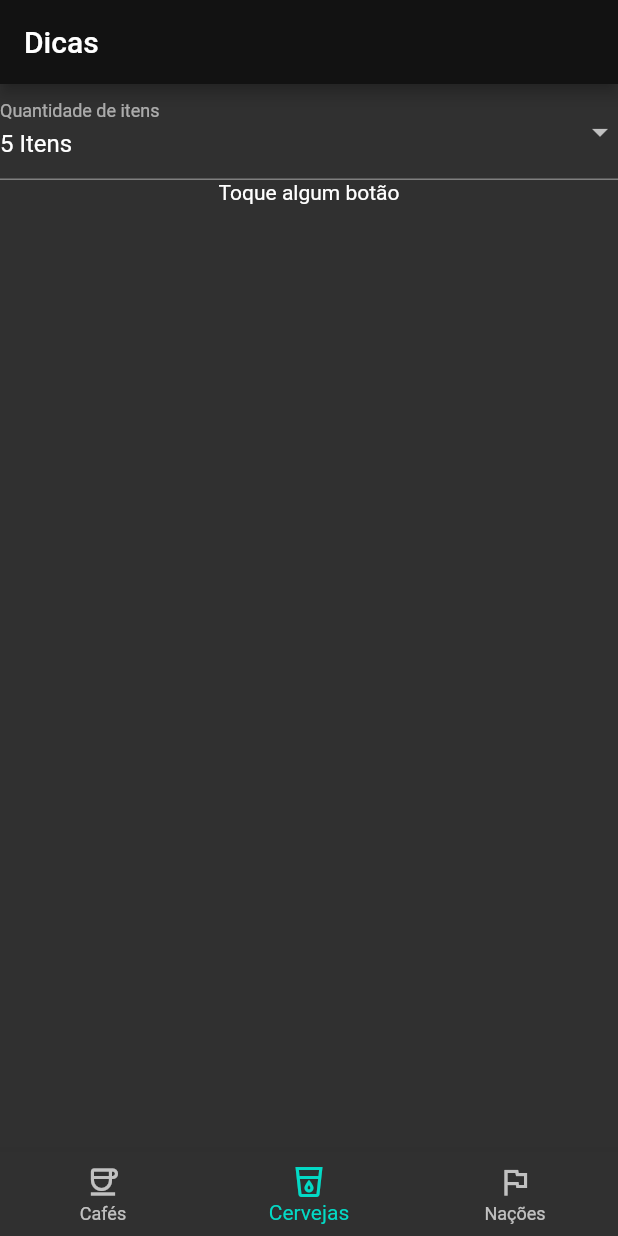
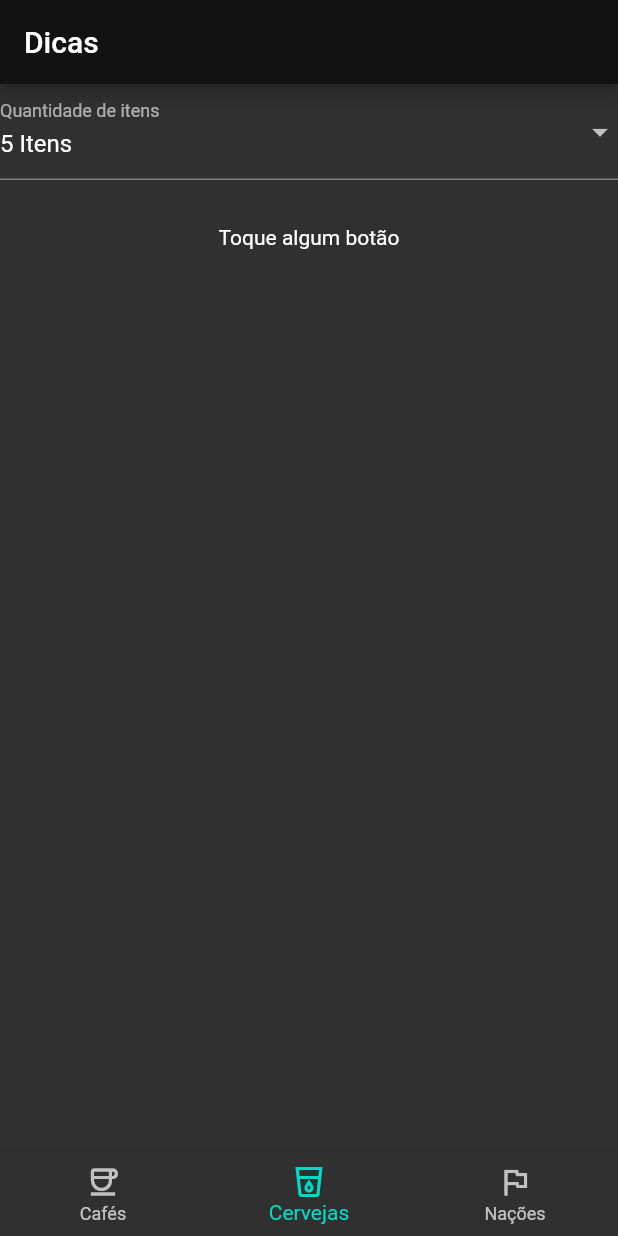
Before and after one commit to VictorRyan3612/POO_Orientada-a-objetos, a Flutter app: the screen it shows after launch, on a phone screen of 412 x 824 dp. Run offline on Flutter 3.47's test engine with Material 2 defaults, Android fonts, the phone set to English and light mode, and no system bars; our stand-ins replace flutter_hooks.

Commit message:
Receita 8 part 2.3

```diff
--- a/un2_receita8/lib/main.dart
+++ b/un2_receita8/lib/main.dart
@@ -49,9 +49,15 @@ class MyApp extends StatelessWidget {
                     builder: (_, value, __) {
                       switch (value['status']){
                           case TableStatus.idle:
-                            return Text("Toque algum botão");
+                            return Padding (
+                                padding: EdgeInsets.all(30.0),
+                                child: Text("Toque algum botão")
+                              );
                           case TableStatus.loading:
-                            return CircularProgressIndicator();
+                            return Padding (
+                                padding: EdgeInsets.all(200.0),
+                                child: CircularProgressIndicator()
+                              );
                           case TableStatus.ready:
                             return Center(
                               child: DataTableWidget(
```
